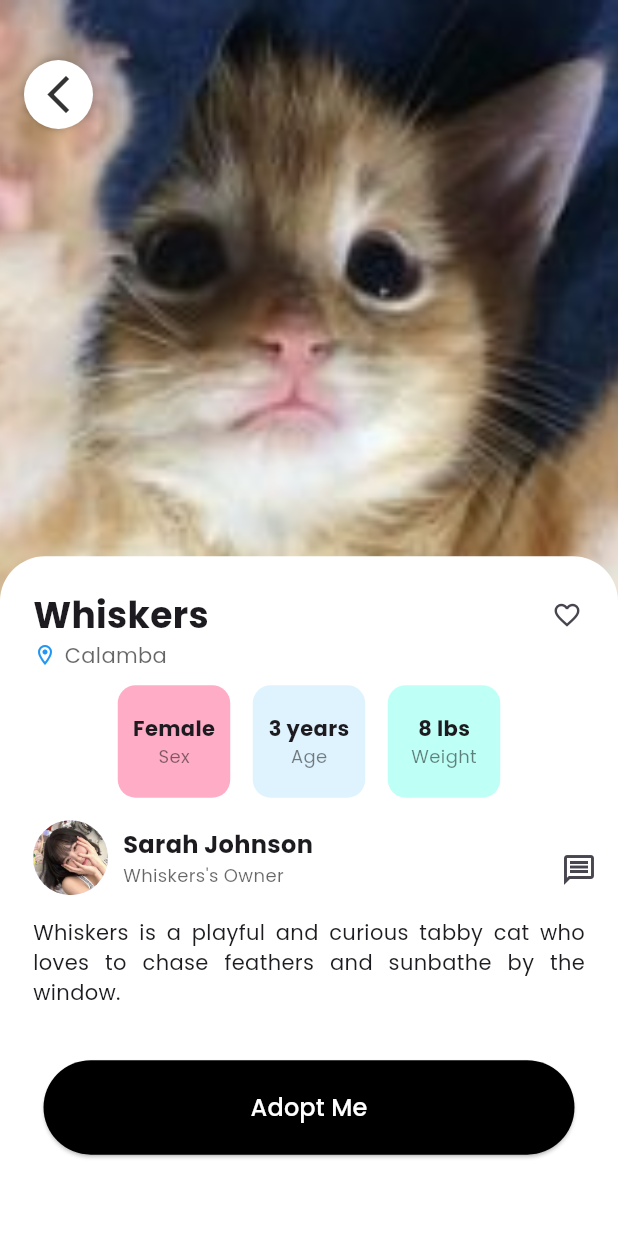
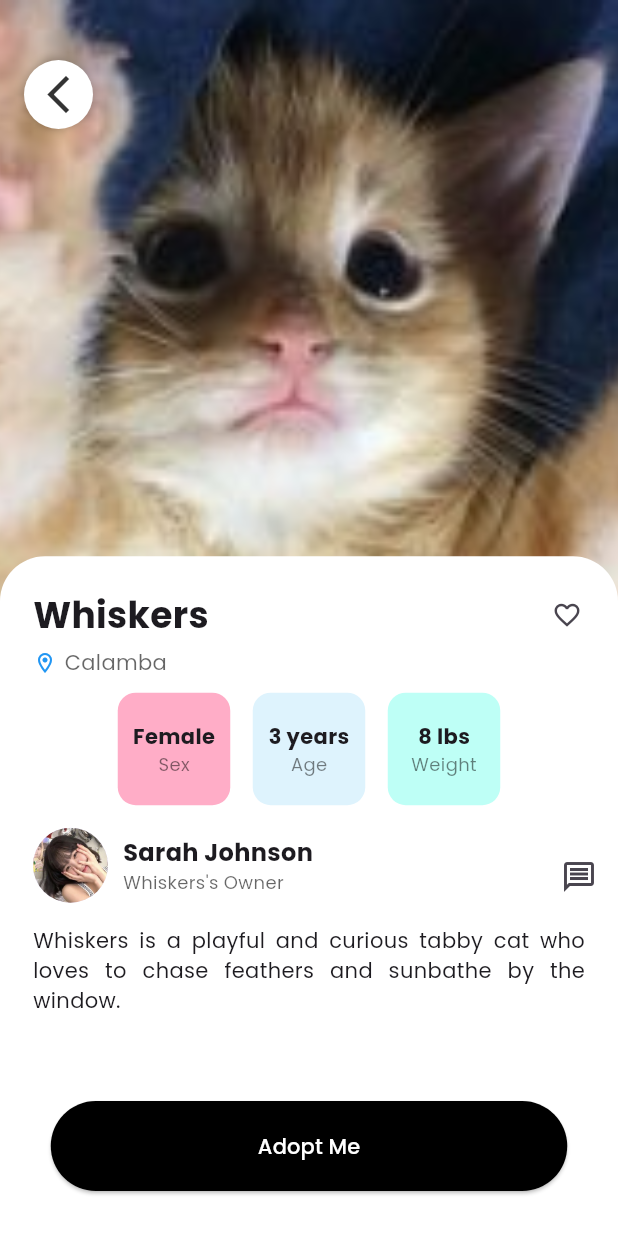
Before and after one commit to GianEzekiel/ReHome, a Flutter app: the FavoritesScreen screen opened directly, after a tap on the "favorite outline" icon, after a tap on "Whiskers", on a phone screen of 412 x 824 dp. Run offline on Flutter 3.47's test engine with Material 3 defaults, Android fonts, the phone set to English and light mode, and no system bars; our stand-ins replace iconsax.

Commit message:
made draggableScrollableScreen dynamic, and added color variable in pet_model to be used in petDetails

```diff
--- a/lib/models/pet_model.dart
+++ b/lib/models/pet_model.dart
@@ -1,3 +1,5 @@
+import 'package:flutter/material.dart';
+
 class PetModel {
   String petName;
   String petIconPath;
@@ -8,6 +10,7 @@ class PetModel {
   String ownerName;
   String ownerIconPath;
   String description;
+  Color color;
 
   PetModel({
     required this.petName,
@@ -18,7 +21,8 @@ class PetModel {
     required this.weight,
     required this.ownerName,
     required this.ownerIconPath,
-    required this.description
+    required this.description,
+    required this.color,
   });
 
   static List<PetModel> getPets(){
@@ -34,7 +38,8 @@ class PetModel {
         weight: '8 lbs',
         ownerName: 'Sarah Johnson',
         ownerIconPath: 'assets/images/sarah.jpg',
-        description: 'Whiskers is a playful and curious tabby cat who loves to chase feathers and sunbathe by the window.'
+        description: 'Whiskers is a playful and curious tabby cat who loves to chase feathers and sunbathe by the window.',
+        color: const Color(0xFFFFADC7)
       )
     );
 
@@ -48,7 +53,8 @@ class PetModel {
         weight: '25 lbs',
         ownerName: 'Tom Rivera',
         ownerIconPath: 'assets/images/tom.jpg',
-        description: 'Max is an energetic dog with a keen nose for scents and an endless love for outdoor adventures.'
+        description: 'Max is an energetic dog with a keen nose for scents and an endless love for outdoor adventures.',
+        color: const Color(0xFFc7dbf5)
       )
     );
 
@@ -62,7 +68,8 @@ class PetModel {
           weight: '0.2 lbs',
           ownerName: 'Lily Chen',
           ownerIconPath: 'assets/images/lily.jpg',
-          description: 'Bubbles is a bright orange betta fish who loves swimming around her tank and hiding in decorative plants.'
+          description: 'Bubbles is a bright orange betta fish who loves swimming around her tank and hiding in decorative plants.',
+          color: const Color(0xFFFFADC7)
         )
     );
 
@@ -76,7 +83,8 @@ class PetModel {
           weight: '0.5 lbs',
           ownerName: 'Ahmed Malik',
           ownerIconPath: 'assets/images/ahmed.jpg',
-          description: 'Coco is a talkative parrot who enjoys mimicking sounds and chirping along with his favorite tunes.'
+          description: 'Coco is a talkative parrot who enjoys mimicking sounds and chirping along with his favorite tunes.',
+          color: const Color(0xFFc7dbf5)
         )
     );
 
@@ -90,7 +98,8 @@ class PetModel {
           weight: '9 lbs',
           ownerName: 'Emily Gomez',
           ownerIconPath: 'assets/images/emily.jpg',
-          description: 'Luna is a quiet, graceful cat who loves napping in cozy spots and observing the world from afar.'
+          description: 'Luna is a quiet, graceful cat who loves napping in cozy spots and observing the world from afar.',
+          color: const Color(0xFFFFADC7)
         )
     );
 
@@ -104,7 +113,8 @@ class PetModel {
           weight: '30 lbs',
           ownerName: 'Kevin Walker',
           ownerIconPath: 'assets/images/kevin.jpg',
-          description: 'Rocky is a loyal energetic dog who enjoys playing fetch and is always ready for a cuddle with his family.'
+          description: 'Rocky is a loyal energetic dog who enjoys playing fetch and is always ready for a cuddle with his family.',
+          color: const Color(0xFFc7dbf5)
         )
     );
 
--- a/lib/pet_details_page.dart
+++ b/lib/pet_details_page.dart
@@ -1,10 +1,36 @@
 import 'package:flutter/material.dart';
 import 'package:rehome/models/pet_model.dart';
 
-class PetDetailsPage extends StatelessWidget {
+class PetDetailsPage extends StatefulWidget {
   final PetModel pet;
 
   const PetDetailsPage({super.key, required this.pet});
+
+  @override
+  _PetDetailsPageState createState() => _PetDetailsPageState();
+}
+
+class _PetDetailsPageState extends State<PetDetailsPage> {
+  final GlobalKey _descriptionKey = GlobalKey(); // Key to measure description height
+  double _maxChildSize = 0.55; // Default maxChildSize
+
+  @override
+  void initState() {
+    super.initState();
+    WidgetsBinding.instance.addPostFrameCallback(_measureDescriptionHeight);
+  }
+
+  // Measure the height of the description text after the widget is built
+  void _measureDescriptionHeight(Duration time) {
+    final RenderBox renderBox = _descriptionKey.currentContext!.findRenderObject() as RenderBox;
+    final descriptionHeight = renderBox.size.height;
+
+    // Update maxChildSize dynamically based on the height of the description
+    setState(() {
+      // Ensure the maxChildSize doesn't exceed the full screen
+      _maxChildSize = (descriptionHeight / MediaQuery.of(context).size.height).clamp(0.55, 1.0);
+    });
+  }
 
   @override
   Widget build(BuildContext context) {
@@ -13,12 +39,13 @@ class PetDetailsPage extends StatelessWidget {
         children: [
           backgroundImage(),
           backButton(context),
-          Positioned(
-            bottom: 0,
-            left: 0,
-            right: 0,
-            child: Container(
-              height: MediaQuery.of(context).size.height * 0.55,
+
+          DraggableScrollableSheet(
+            initialChildSize: 0.55,
+            minChildSize: 0.33,
+            maxChildSize: _maxChildSize, // Dynamic height
+            builder: (context, scrollController) {
+              return Container(
                 decoration: const BoxDecoration(
                   color: Colors.white,
                   borderRadius: BorderRadius.only(
@@ -26,13 +53,14 @@ class PetDetailsPage extends StatelessWidget {
                     topRight: Radius.circular(30),
                   ),
                 ),
-              child: Padding(
+                child: SingleChildScrollView(
+                  controller: scrollController,
                   padding: const EdgeInsets.all(22.0),
                   child: Column(
                     crossAxisAlignment: CrossAxisAlignment.start,
                     children: [
                       petHeader(),
-                    const SizedBox(width: 5),
+                      const SizedBox(height: 5),
                       locationTitle(),
                       const SizedBox(height: 10),
                       petDetails(),
@@ -40,13 +68,14 @@ class PetDetailsPage extends StatelessWidget {
                       ownerDetails(),
                       const SizedBox(height: 15),
                       petDescription(),
-                    const SizedBox(height: 35),
-                    adoptButton()
+                      const SizedBox(height: 85),
                     ],
                   ),
                 ),
+              );
+            },
           ),
-          ),
+          adoptButton(),
         ],
       ),
     );
@@ -54,7 +83,8 @@ class PetDetailsPage extends StatelessWidget {
 
   Text petDescription() {
     return Text(
-      pet.description,
+      widget.pet.description,
+      key: _descriptionKey, // Key for measuring length
       style: const TextStyle(
         fontSize: 14,
       ),
@@ -62,8 +92,12 @@ class PetDetailsPage extends StatelessWidget {
     );
   }
 
-  Align adoptButton() {
-    return Align(
+  Positioned adoptButton() {
+    return Positioned(
+      bottom: 30, // Distance from the bottom of the screen
+      left: 16,
+      right: 16,
+      child: Align(
         alignment: Alignment.center,
         child: ElevatedButton(
           onPressed: () {},
@@ -74,8 +108,9 @@ class PetDetailsPage extends StatelessWidget {
           child: const Text(
             "Adopt Me",
             style: TextStyle(
-            fontSize: 16,
+              fontSize: 14,
               color: Colors.white,
+            ),
           ),
         ),
       ),
@@ -86,7 +121,7 @@ class PetDetailsPage extends StatelessWidget {
     return Row(
       children: [
         CircleAvatar(
-          backgroundImage: AssetImage(pet.ownerIconPath),
+          backgroundImage: AssetImage(widget.pet.ownerIconPath),
           radius: 25,
         ),
         const SizedBox(width: 10),
@@ -94,14 +129,14 @@ class PetDetailsPage extends StatelessWidget {
           crossAxisAlignment: CrossAxisAlignment.start,
           children: [
             Text(
-              pet.ownerName,
+              widget.pet.ownerName,
               style: const TextStyle(
                 fontSize: 16,
                 fontWeight: FontWeight.bold,
               ),
             ),
             Text(
-              '${pet.petName}\'s Owner',
+              '${widget.pet.petName}\'s Owner',
               style: TextStyle(
                 color: Colors.black.withOpacity(0.6),
                 fontSize: 12,
@@ -130,12 +165,12 @@ class PetDetailsPage extends StatelessWidget {
           height: 75,
           width: 75,
           decoration: BoxDecoration(
-              color: const Color(0xFFFFADC7),
+              color: widget.pet.color,
               borderRadius: BorderRadius.circular(12)),
           child: Column(
             mainAxisAlignment: MainAxisAlignment.center,
             children: [
-              Text(pet.sex,
+              Text(widget.pet.sex,
                   style: const TextStyle(
                     fontSize: 14,
                     fontWeight: FontWeight.bold,
@@ -150,9 +185,7 @@ class PetDetailsPage extends StatelessWidget {
             ],
           ),
         ),
-        const SizedBox(
-          width: 15,
-        ),
+        const SizedBox(width: 15),
         Container(
           height: 75,
           width: 75,
@@ -162,7 +195,7 @@ class PetDetailsPage extends StatelessWidget {
           child: Column(
             mainAxisAlignment: MainAxisAlignment.center,
             children: [
-              Text(pet.age,
+              Text(widget.pet.age,
                   style: const TextStyle(
                     fontSize: 14,
                     fontWeight: FontWeight.bold,
@@ -177,9 +210,7 @@ class PetDetailsPage extends StatelessWidget {
             ],
           ),
         ),
-        const SizedBox(
-          width: 15,
-        ),
+        const SizedBox(width: 15),
         Container(
           height: 75,
           width: 75,
@@ -189,7 +220,7 @@ class PetDetailsPage extends StatelessWidget {
           child: Column(
             mainAxisAlignment: MainAxisAlignment.center,
             children: [
-              Text(pet.weight,
+              Text(widget.pet.weight,
                   style: const TextStyle(
                     fontSize: 14,
                     fontWeight: FontWeight.bold,
@@ -218,7 +249,7 @@ class PetDetailsPage extends StatelessWidget {
         ),
         const SizedBox(width: 5),
         Text(
-          pet.location,
+          widget.pet.location,
           style: TextStyle(
             color: Colors.black.withOpacity(0.6),
             fontSize: 14,
@@ -233,7 +264,7 @@ class PetDetailsPage extends StatelessWidget {
       mainAxisAlignment: MainAxisAlignment.spaceBetween,
       children: [
         Text(
-          pet.petName,
+          widget.pet.petName,
           style: const TextStyle(
             fontSize: 24,
             fontWeight: FontWeight.bold,
@@ -289,7 +320,7 @@ class PetDetailsPage extends StatelessWidget {
   Positioned backgroundImage() {
     return Positioned.fill(
       child: Image.asset(
-        pet.petIconPath,
+        widget.pet.petIconPath,
         fit: BoxFit.cover,
       ),
     );
```
Lines whose indentation alone changed are shown as unchanged.
